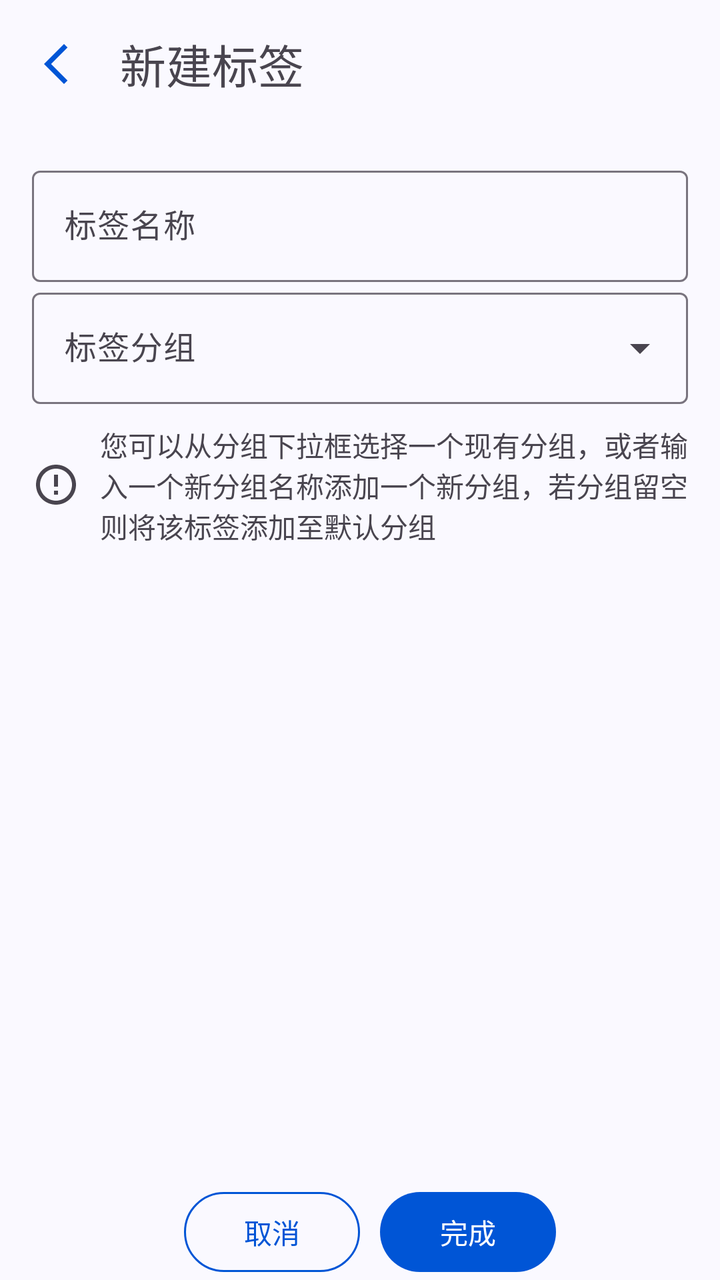
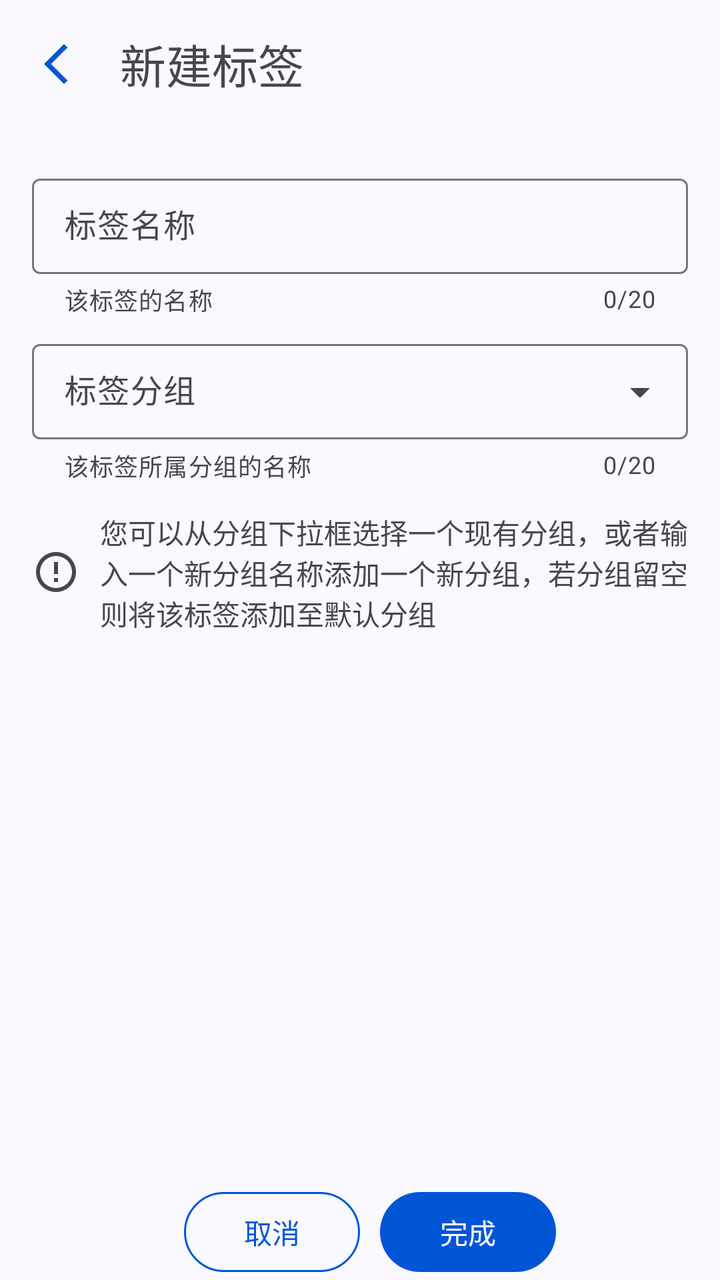

Screens rendered from an Android XML layout before and after an edit, with the pre-edit source and the edit as a unified diff.
<!-- AndroidManifest.xml: application theme Theme.ManagerAssistant.Static -->
<!-- res/layout/activity_tag_add_modify.xml -->
<?xml version="1.0" encoding="utf-8"?>
<androidx.constraintlayout.widget.ConstraintLayout xmlns:android="http://schemas.android.com/apk/res/android"
    xmlns:app="http://schemas.android.com/apk/res-auto"
    xmlns:tools="http://schemas.android.com/tools"
    style="@style/CommonPageStyle"
    android:layout_width="match_parent"
    android:layout_height="match_parent"
    tools:context=".ui.pages.bookkeeping.tag.TagAddModifyActivity">

    <com.google.android.material.appbar.MaterialToolbar
        android:id="@+id/toolbar"
        android:layout_width="match_parent"
        android:layout_height="?attr/actionBarSize"
        app:layout_constraintEnd_toEndOf="parent"
        app:layout_constraintStart_toStartOf="parent"
        app:layout_constraintTop_toTopOf="parent"
        app:navigationIcon="@drawable/baseline_arrow_back_ios_new_24"
        app:title="@string/title_new_tag">

        <com.google.android.material.button.MaterialButton
            android:id="@+id/merge_btn"
            style="@style/TextBtnStyle"
            android:layout_width="wrap_content"
            android:layout_height="wrap_content"
            android:layout_gravity="end"
            android:text="@string/tag_merge"
            android:visibility="gone"
            app:icon="@drawable/baseline_call_merge_24"
            app:iconGravity="textStart" />
    </com.google.android.material.appbar.MaterialToolbar>

    <ScrollView
        android:layout_width="match_parent"
        android:layout_height="0dp"
        app:layout_constraintBottom_toTopOf="@+id/btn_card_view"
        app:layout_constraintTop_toBottomOf="@+id/toolbar">

        <LinearLayout
            android:layout_width="match_parent"
            android:layout_height="wrap_content"
            android:orientation="vertical"
            android:padding="16dp">

            <com.google.android.material.textfield.TextInputLayout
                android:id="@+id/tag_name_layout"
                android:layout_width="match_parent"
                android:layout_height="wrap_content"
                app:endIconDrawable="@drawable/baseline_clear_24"
                app:endIconMode="clear_text">

                <com.google.android.material.textfield.TextInputEditText
                    android:id="@+id/tag_name_input"
                    style="@style/UserInputEditTextStyle"
                    android:layout_width="match_parent"
                    android:layout_height="match_parent"
                    android:hint="@string/tag_name" />
            </com.google.android.material.textfield.TextInputLayout>

            <com.google.android.material.textfield.TextInputLayout
                android:id="@+id/tag_group_layout"
                style="@style/Widget.Material3.TextInputLayout.OutlinedBox.ExposedDropdownMenu"
                android:layout_width="match_parent"
                android:layout_height="wrap_content">

                <com.google.android.material.textfield.MaterialAutoCompleteTextView
                    android:id="@+id/tag_group_input"
                    android:layout_width="match_parent"
                    android:layout_height="wrap_content"
                    android:hint="@string/tag_group"
                    android:maxLength="20" />
            </com.google.android.material.textfield.TextInputLayout>

            <com.google.android.material.textview.MaterialTextView
                style="@style/TipTextViewStyle"
                android:layout_width="match_parent"
                android:layout_height="wrap_content"
                android:text="@string/tag_new_modify_tip" />
        </LinearLayout>
    </ScrollView>

    <com.google.android.material.card.MaterialCardView
        android:id="@+id/btn_card_view"
        style="@style/BottomRightAngleCardStyle"
        android:layout_width="match_parent"
        android:layout_height="wrap_content"
        app:layout_constraintBottom_toBottomOf="parent">

        <LinearLayout
            android:layout_width="match_parent"
            android:layout_height="match_parent"
            android:gravity="center"
            android:orientation="horizontal">

            <com.google.android.material.button.MaterialButton
                android:id="@+id/delete_btn"
                style="@style/OutlinedBtnStyle"
                android:layout_width="wrap_content"
                android:layout_height="wrap_content"
                android:text="@string/delete"
                android:visibility="gone" />

            <com.google.android.material.button.MaterialButton
                android:id="@+id/cancel_btn"
                style="@style/OutlinedBtnStyle"
                android:layout_width="wrap_content"
                android:layout_height="wrap_content"
                android:text="@string/cancel" />

            <com.google.android.material.button.MaterialButton
                android:id="@+id/finish_btn"
                style="@style/CommonBtnStyle"
                android:layout_width="wrap_content"
                android:layout_height="wrap_content"
                android:text="@string/finish" />
        </LinearLayout>
    </com.google.android.material.card.MaterialCardView>
</androidx.constraintlayout.widget.ConstraintLayout>
<!-- resources referenced by this layout -->
<resources>
  <string name="cancel">取消</string>
  <string name="delete">删除</string>
  <string name="finish">完成</string>
  <string name="tag_group">标签分组</string>
  <string name="tag_merge">合并标签</string>
  <string name="tag_name">标签名称</string>
  <string name="tag_new_modify_tip">您可以从分组下拉框选择一个现有分组，或者输入一个新分组名称添加一个新分组，若分组留空则将该标签添加至默认分组</string>
  <string name="title_new_tag">新建标签</string>
  <style name="BottomRightAngleCardStyle">
          <item name="cardCornerRadius">0dp</item>
          <item name="strokeColor">@android:color/transparent</item>
          <item name="cardBackgroundColor">@android:color/transparent</item>
      </style>
  <style name="CommonBtnStyle" parent="Widget.Material3.Button">
          <item name="android:textColor">?attr/colorOnPrimary</item>
          <item name="layout_goneMarginStart">5dp</item>
          <item name="layout_goneMarginEnd">5dp</item>
          <item name="layout_goneMarginTop">5dp</item>
          <item name="layout_goneMarginBottom">5dp</item>
      </style>
  <style name="CommonPageStyle">
          <item name="android:fitsSystemWindows">true</item>
          <item name="android:background">?attr/colorSurface</item>
      </style>
  <style name="OutlinedBtnStyle" parent="Widget.Material3.Button.OutlinedButton">
          <item name="android:textColor">?attr/colorPrimary</item>
          <item name="strokeColor">?attr/colorPrimary</item>
          <item name="strokeWidth">1dp</item>
          <item name="android:layout_marginStart">10dp</item>
          <item name="android:layout_marginEnd">10dp</item>
      </style>
  <style name="TextBtnStyle" parent="Widget.Material3.Button.TextButton">
          <item name="android:textColor">?attr/colorPrimary</item>
          <item name="iconPadding">2dp</item>
      </style>
  <style name="UserInputEditTextStyle" parent="Widget.Material3.TextInputEditText.OutlinedBox">
          <item name="android:inputType">text</item>
          <item name="android:textColorHighlight">?attr/colorSurfaceVariant</item>
          <item name="android:maxLength">20</item>
      </style>
  <color name="color_primary">#0055d6</color>
  <color name="color_on_primary">#ffffff</color>
  <color name="color_primary_container">#d8e1fe</color>
  <color name="color_secondary_container">#e0e1ff</color>
  <color name="color_surface">#faf9ff</color>
  <color name="color_surface_container">#ebedfa</color>
  <color name="color_surface_container_low">#edeffc</color>
  <style name="ToolBarStyle" parent="Widget.Material3.Toolbar">
          <item name="android:backgroundTint">?attr/colorSurface</item>
          <item name="navigationIconTint">?attr/colorPrimary</item>
          <item name="contentInsetStart">10dp</item>
          <item name="titleTextAppearance">@style/TitleStyle</item>
      </style>
  <style name="TitleStyle">
          <item name="android:textSize">23sp</item>
      </style>
  <!-- unchanged entries left out for length: 6 -->
</resources>

<!-- the commit's change to res/layout/activity_tag_add_modify.xml (unified diff, before → after) -->
@@ -43,10 +43,13 @@
 
             <com.google.android.material.textfield.TextInputLayout
                 android:id="@+id/tag_name_layout"
+                style="@style/CommonTextInputLayoutStyle"
                 android:layout_width="match_parent"
                 android:layout_height="wrap_content"
+                app:counterMaxLength="20"
                 app:endIconDrawable="@drawable/baseline_clear_24"
-                app:endIconMode="clear_text">
+                app:endIconMode="clear_text"
+                app:helperText="@string/tag_name_help">
 
                 <com.google.android.material.textfield.TextInputEditText
                     android:id="@+id/tag_name_input"
@@ -58,15 +61,21 @@
 
             <com.google.android.material.textfield.TextInputLayout
                 android:id="@+id/tag_group_layout"
-                style="@style/Widget.Material3.TextInputLayout.OutlinedBox.ExposedDropdownMenu"
+                style="@style/DropdownMenuTextInputLayoutStyle"
                 android:layout_width="match_parent"
-                android:layout_height="wrap_content">
+                android:layout_height="wrap_content"
+
+                app:counterEnabled="true"
+                app:counterMaxLength="20"
+                app:helperText="@string/tag_group_name_help">
 
                 <com.google.android.material.textfield.MaterialAutoCompleteTextView
                     android:id="@+id/tag_group_input"
+                    style="@style/AutoCompleteTextViewStyle"
                     android:layout_width="match_parent"
                     android:layout_height="wrap_content"
                     android:hint="@string/tag_group"
+                    android:inputType="text"
                     android:maxLength="20" />
             </com.google.android.material.textfield.TextInputLayout>
 
<!-- resource entries referenced after the edit -->
@@ -4,10 +4,16 @@
   <string name="delete">删除</string>
   <string name="finish">完成</string>
   <string name="tag_group">标签分组</string>
+  <string name="tag_group_name_help">该标签所属分组的名称</string>
   <string name="tag_merge">合并标签</string>
   <string name="tag_name">标签名称</string>
+  <string name="tag_name_help">该标签的名称</string>
   <string name="tag_new_modify_tip">您可以从分组下拉框选择一个现有分组，或者输入一个新分组名称添加一个新分组，若分组留空则将该标签添加至默认分组</string>
   <string name="title_new_tag">新建标签</string>
+  <style name="AutoCompleteTextViewStyle" parent="Widget.Material3.AutoCompleteTextView.OutlinedBox.Dense">
+          <item name="android:inputType">none</item>
+          <item name="android:textColorHighlight">?attr/colorControlHighlight</item>
+      </style>
   <style name="BottomRightAngleCardStyle">
           <item name="cardCornerRadius">0dp</item>
           <item name="strokeColor">@android:color/transparent</item>
@@ -24,6 +30,19 @@
           <item name="android:fitsSystemWindows">true</item>
           <item name="android:background">?attr/colorSurface</item>
       </style>
+  <style name="CommonTextInputLayoutStyle" parent="Widget.Material3.TextInputLayout.OutlinedBox.Dense">
+          <item name="errorEnabled">true</item>
+          <item name="counterEnabled">true</item>
+          <item name="helperTextEnabled">true</item>
+          <item name="android:layout_marginTop">4dp</item>
+          <item name="android:layout_marginBottom">4dp</item>
+      </style>
+  <style name="DropdownMenuTextInputLayoutStyle" parent="Widget.Material3.TextInputLayout.OutlinedBox.Dense.ExposedDropdownMenu">
+          <item name="errorEnabled">true</item>
+          <item name="helperTextEnabled">true</item>
+          <item name="android:layout_marginTop">4dp</item>
+          <item name="android:layout_marginBottom">4dp</item>
+      </style>
   <style name="OutlinedBtnStyle" parent="Widget.Material3.Button.OutlinedButton">
           <item name="android:textColor">?attr/colorPrimary</item>
           <item name="strokeColor">?attr/colorPrimary</item>
@@ -35,7 +54,7 @@
           <item name="android:textColor">?attr/colorPrimary</item>
           <item name="iconPadding">2dp</item>
       </style>
-  <style name="UserInputEditTextStyle" parent="Widget.Material3.TextInputEditText.OutlinedBox">
+  <style name="UserInputEditTextStyle" parent="Widget.Material3.TextInputEditText.OutlinedBox.Dense">
           <item name="android:inputType">text</item>
           <item name="android:textColorHighlight">?attr/colorSurfaceVariant</item>
           <item name="android:maxLength">20</item>
